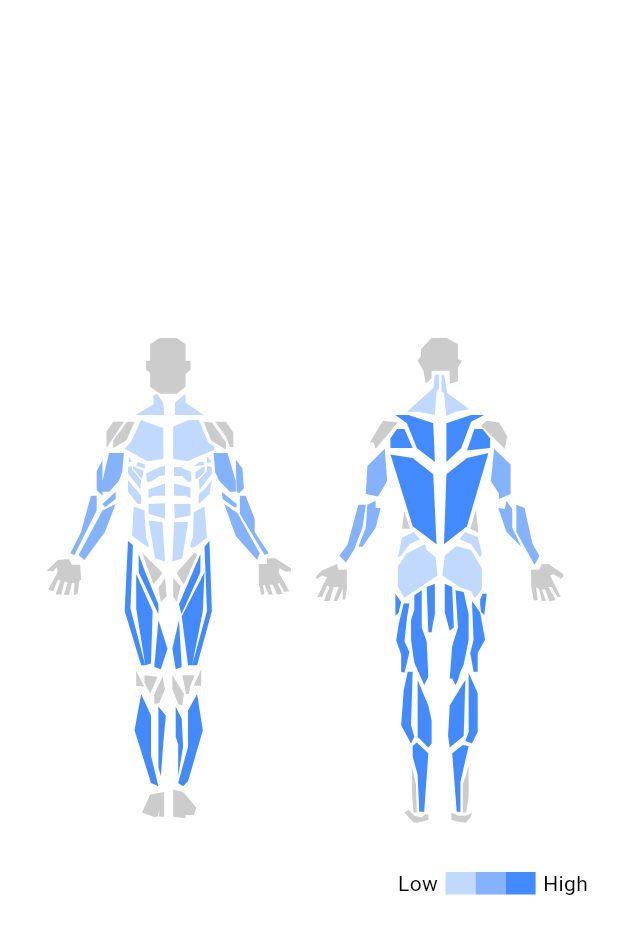
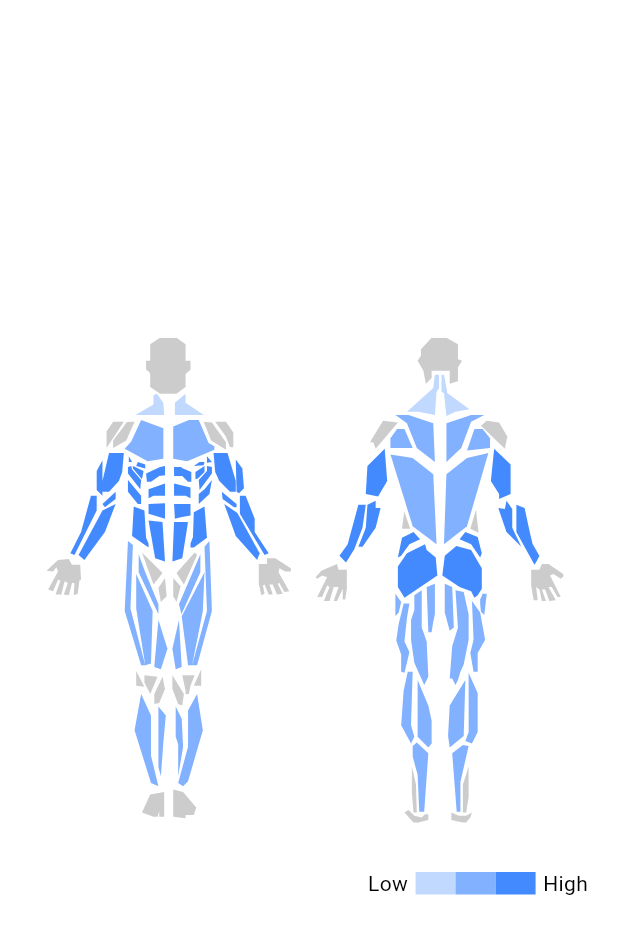
Before and after one commit to Obaloluwa-Obidoyin/bodychart_heatmap, a Flutter app: the screen it shows after launch, swiped to page 2, on a phone screen of 412 x 824 dp. Shown: the top 934 px of the screen. Run offline on Flutter 3.47's test engine with Material 3 defaults, Android fonts, the phone set to English and light mode, and no system bars; our stand-ins replace flutter_svg.

Commit message:
Huge change

````diff
--- a/example/lib/views/bodyheatmap.dart
+++ b/example/lib/views/bodyheatmap.dart
@@ -11,21 +11,22 @@ class BodyHeatmapExample extends StatelessWidget {
       children: [
         BodyHeatmap(
           selectedParts: {
-            "chest": 1,
-            "back": 3,
-            "arm": 2,
-            "leg": 3,
-            "butt": 1,
+            "chest": 5,
+            "back": 4,
+            "arm": 10,
+            "leg": 5,
+            "butt": 10,
             "shoulder": 0,
-            "neck": 1,
-            "abs": 1,
+            "neck": 2,
+            "abs": 8,
           },
           baseColor: Colors.blueAccent,
           unselectedColor: Color(0xFFCCCCCC),
           width: 350,
-          showToolTip: true,
-          toolTipTextStyle: TextStyle(fontSize: 14, color: Colors.black),
-          toolTipAlignment: MainAxisAlignment.end,
+          showLegend: true,
+          legendTextStyle: TextStyle(fontSize: 14, color: Colors.black),
+          legendAlignment: MainAxisAlignment.end,
+          intensityLevels: 3,
         ),
       ],
     );
--- a/example/pubspec.yaml
+++ b/example/pubspec.yaml
@@ -34,7 +34,8 @@ dependencies:
   # The following adds the Cupertino Icons font to your application.
   # Use with the CupertinoIcons class for iOS style icons.
   cupertino_icons: ^1.0.8
-  bodychart_heatmap: ^1.0.0
+  bodychart_heatmap:
+    path: C:/Users/HP/Desktop/folder/package/bodychart_heatmap/
 
 
 dev_dependencies:
--- a/lib/bodychart_heatmap.dart
+++ b/lib/bodychart_heatmap.dart
@@ -1,2 +1,2 @@
 export 'src/bodychart.dart';
-export 'src/bodychartheatmap.dart';
+export 'src/bodyheatmap.dart';
--- a/lib/src/bodychartheatmap.dart
+++ b/lib/src/bodyheatmap.dart
@@ -7,70 +7,54 @@ class BodyHeatmap extends StatelessWidget {
   final Color unselectedColor;
   final Color baseColor;
   final double width;
-  final bool showToolTip;
-  final TextStyle toolTipTextStyle;
-  final MainAxisAlignment toolTipAlignment;
+  final bool showLegend;
+  final TextStyle legendTextStyle;
+  final MainAxisAlignment legendAlignment;
+  final int intensityLevels;
 
-  /// [selectedParts] - [{"neck":0,"shoulder":0,"chest":0,"arm":0,"abs":0,"leg":0,
-  /// "butt":0, "back":0}].
+  /// Usage Example:
+  /// ```dart
+  /// BodyHeatmap(
+  ///      selectedParts: {
+  ///          "chest": 5,
+  ///          "back": 4,
+  ///      "arm": 10,
+  ///          "leg": 5,
+  ///           "butt": 10,
+  ///           "shoulder": 0,
+  ///           "neck": 2,
+  ///           "abs": 8,
+  ///         },
+  ///         baseColor: Colors.blueAccent,
+  ///         unselectedColor: Color(0xFFCCCCCC),
+  ///         width: 350,
+  ///         showLegend: true,
+  ///         legendTextStyle: TextStyle(fontSize: 14, color: Colors.black),
+  ///         legendAlignment: MainAxisAlignment.end,
+  ///         intensityLevels: 3,
+  ///       ),
+  /// ```
+
   const BodyHeatmap({
     super.key,
     required this.selectedParts,
     required this.baseColor,
     this.unselectedColor = const Color(0xFFCCCCCC),
     this.width = 300,
-    this.showToolTip = true,
-    this.toolTipTextStyle = const TextStyle(fontSize: 14, color: Colors.black),
-    this.toolTipAlignment = MainAxisAlignment.center,
+    this.showLegend = true,
+    this.legendTextStyle = const TextStyle(fontSize: 14, color: Colors.black),
+    this.legendAlignment = MainAxisAlignment.center,
+    this.intensityLevels = 3,
   });
 
-  @override
-  Widget build(BuildContext context) {
-    return Column(
-      spacing: 30,
-      children: [
-        SvgPicture.string(data(), width: width),
-        if (showToolTip)
-          Padding(
-            padding: const EdgeInsets.symmetric(horizontal: 20.0),
-            child: Row(
-              mainAxisAlignment: toolTipAlignment,
-              children: [
-                Row(
-                  mainAxisAlignment: MainAxisAlignment.center,
-                  crossAxisAlignment: CrossAxisAlignment.center,
-                  spacing: 5,
-                  children: [
-                    Text('Low', style: toolTipTextStyle),
-                    Row(
-                      children: [
-                        Container(
-                          height: 15,
-                          width: 20,
-                          color: baseColor.withOpacity(0.33),
-                        ),
-                        Container(
-                          height: 15,
-                          width: 20,
-                          color: baseColor.withOpacity(0.66),
-                        ),
-                        Container(
-                          height: 15,
-                          width: 20,
-                          color: baseColor.withOpacity(1),
-                        ),
-                      ],
-                    ),
-                    Text('High', style: toolTipTextStyle),
-                  ],
-                ),
-              ],
-            ),
-          ),
-      ],
-    );
+  //Default color
+  String defaultColor() {
+    return unselectedColor.toHex(leadingHashSign: true);
   }
 
+  //
+  //
+  // Color that fills the chart
   String fillSvg(String part) {
     final value = selectedParts[part];
     if (value == null || value == 0) {
@@ -80,20 +64,75 @@ class BodyHeatmap extends StatelessWidget {
     return baseColor.toHex(leadingHashSign: true);
   }
 
+  //
+  //
+  // This fills & controls the intensity!.
   double fillOpacity(String part) {
     final value = selectedParts[part];
     if (value == null || value == 0) return 1.0;
-    final level = value.clamp(1, 3);
-    return switch (level) {
-      1 => 0.33,
-      2 => 0.66,
-      3 => 1.0,
-      _ => 1.0,
-    };
+
+    final allValues = selectedParts.values.where((v) => v > 0);
+    if (allValues.isEmpty) return 1.0;
+
+    final min = allValues.reduce((a, b) => a < b ? a : b);
+    final max = allValues.reduce((a, b) => a > b ? a : b);
+    final normalized = max == min ? 1.0 : (value - min) / (max - min);
+
+    final steps = List.generate(
+      intensityLevels,
+      (i) => (i + 1) / intensityLevels,
+    );
+
+    final index = (normalized * (steps.length - 1)).round();
+    return steps[index];
   }
 
-  String defaultColor() {
-    return unselectedColor.toHex(leadingHashSign: true);
+  //
+  //
+  //Legend Widget
+  List<Widget> buildLegend() {
+    const totalWidth = 80.0;
+    const height = 15.0;
+
+    final boxWidth = totalWidth / intensityLevels;
+
+    return List.generate(intensityLevels, (i) {
+      final opacity = (i + 1) / intensityLevels;
+      return Container(
+        height: height,
+        width: boxWidth,
+        color: baseColor.withOpacity(opacity),
+      );
+    });
+  }
+
+  @override
+  Widget build(BuildContext context) {
+    return Column(
+      spacing: 30,
+      children: [
+        SvgPicture.string(data(), width: width),
+        if (showLegend)
+          Padding(
+            padding: const EdgeInsets.symmetric(horizontal: 20.0),
+            child: Row(
+              mainAxisAlignment: legendAlignment,
+              children: [
+                Row(
+                  mainAxisAlignment: MainAxisAlignment.center,
+                  crossAxisAlignment: CrossAxisAlignment.center,
+                  spacing: 5,
+                  children: [
+                    Text('Low', style: legendTextStyle),
+                    Row(children: buildLegend()),
+                    Text('High', style: legendTextStyle),
+                  ],
+                ),
+              ],
+            ),
+          ),
+      ],
+    );
   }
 
   String data() {
--- a/pubspec.yaml
+++ b/pubspec.yaml
@@ -1,6 +1,6 @@
 name: bodychart_heatmap
 description: "A Flutter package for visualizing and highlighting human body parts. Supports heatmap intensity levels and body charts for fitness, medical, and anatomy apps."
-version: 1.0.1
+version: 1.1.0
 homepage: https://github.com/Obaloluwa-Obidoyin/bodychart_heatmap
 topics:
   - body-chart
````
Also changed, not shown: lib/src/bodychart.dart (+43 -7 lines), example/pubspec.lock, 2 other files.
